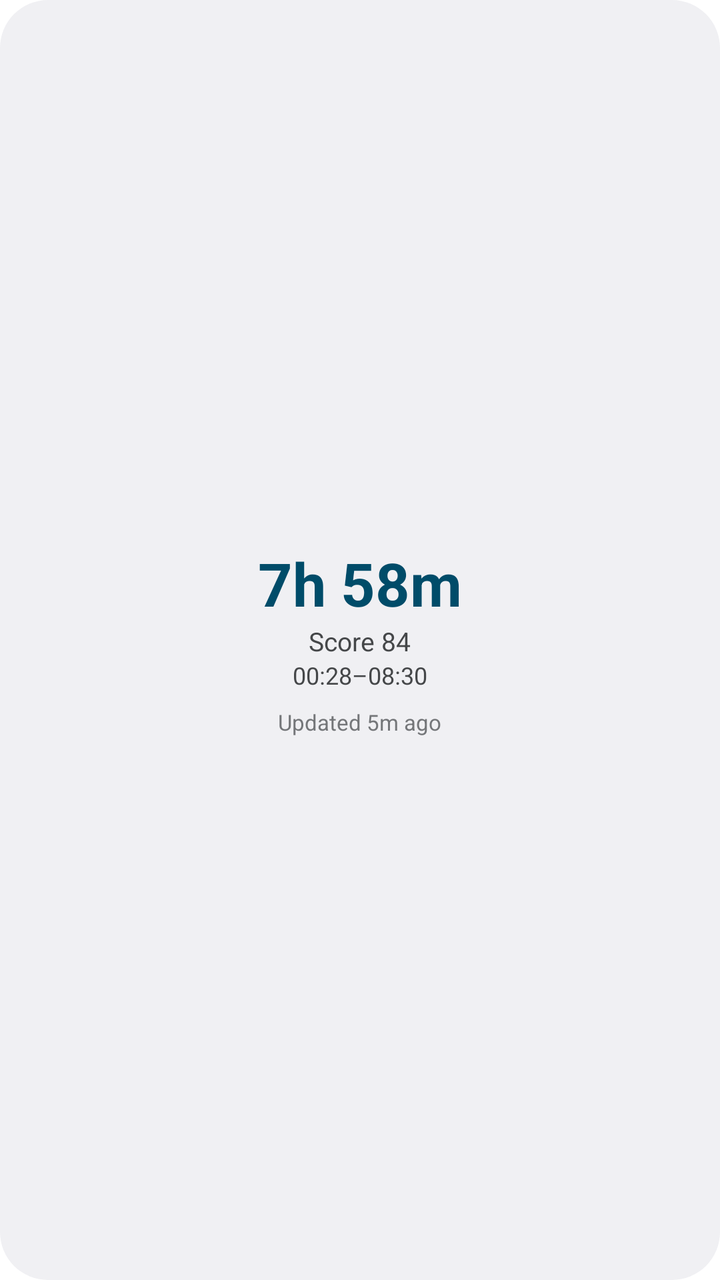
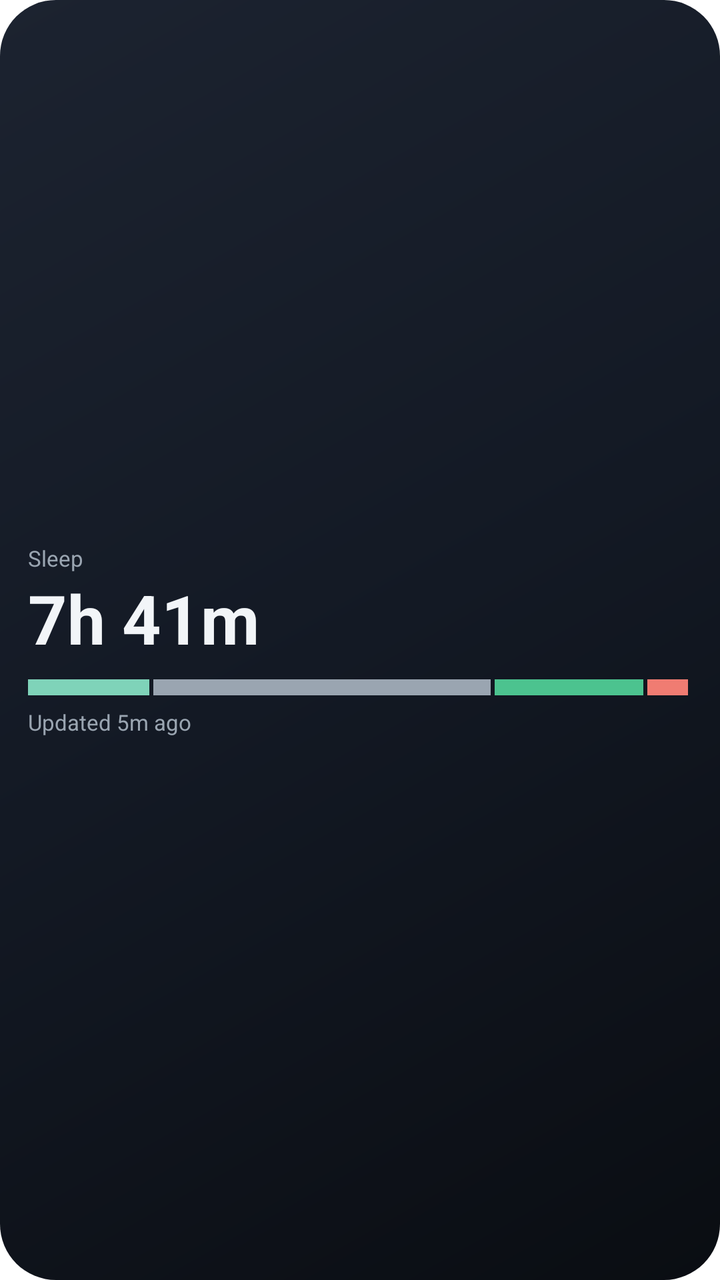

Compare the two renders of this Android layout. The source of the first and the diff that turns it into the second are given below.
<!-- AndroidManifest.xml: fallback theme Theme.MaterialComponents.DayNight.NoActionBar -->
<!-- res/layout/widget_preview_sleep.xml -->
<?xml version="1.0" encoding="utf-8"?>
<LinearLayout xmlns:android="http://schemas.android.com/apk/res/android"
    android:layout_width="match_parent" android:layout_height="match_parent"
    android:background="@drawable/widget_preview_bg" android:orientation="vertical"
    android:gravity="center" android:padding="16dp">
    <TextView android:layout_width="wrap_content" android:layout_height="wrap_content"
        android:text="7h 58m" android:textColor="@android:color/system_accent1_700" android:textSize="30sp" android:textStyle="bold" android:maxLines="1" />
    <TextView android:layout_width="wrap_content" android:layout_height="wrap_content"
        android:text="Score 84" android:textColor="@android:color/system_neutral1_700" android:textSize="13sp" android:maxLines="1" />
    <TextView android:layout_width="wrap_content" android:layout_height="wrap_content"
        android:text="00:28–08:30" android:textColor="@android:color/system_neutral1_700" android:textSize="12sp" android:maxLines="1" />
    <TextView android:layout_width="wrap_content" android:layout_height="wrap_content"
        android:text="Updated 5m ago" android:textColor="@android:color/system_neutral1_500" android:textSize="11sp" android:layout_marginTop="8dp" android:maxLines="1" />
</LinearLayout>
<!-- resources referenced by this layout -->
<resources>
  <!-- drawable widget_preview_bg (drawable) -->
  <?xml version="1.0" encoding="utf-8"?>
  <shape xmlns:android="http://schemas.android.com/apk/res/android" android:shape="rectangle">
      <solid android:color="@android:color/system_neutral1_50" />
      <corners android:radius="24dp" />
  </shape>
</resources>

<!-- the commit's change to res/layout/widget_preview_sleep.xml (unified diff, before → after) -->
@@ -1,14 +1,4 @@
 <?xml version="1.0" encoding="utf-8"?>
-<LinearLayout xmlns:android="http://schemas.android.com/apk/res/android"
-    android:layout_width="match_parent" android:layout_height="match_parent"
-    android:background="@drawable/widget_preview_bg" android:orientation="vertical"
-    android:gravity="center" android:padding="16dp">
-    <TextView android:layout_width="wrap_content" android:layout_height="wrap_content"
-        android:text="7h 58m" android:textColor="@android:color/system_accent1_700" android:textSize="30sp" android:textStyle="bold" android:maxLines="1" />
-    <TextView android:layout_width="wrap_content" android:layout_height="wrap_content"
-        android:text="Score 84" android:textColor="@android:color/system_neutral1_700" android:textSize="13sp" android:maxLines="1" />
-    <TextView android:layout_width="wrap_content" android:layout_height="wrap_content"
-        android:text="00:28–08:30" android:textColor="@android:color/system_neutral1_700" android:textSize="12sp" android:maxLines="1" />
-    <TextView android:layout_width="wrap_content" android:layout_height="wrap_content"
-        android:text="Updated 5m ago" android:textColor="@android:color/system_neutral1_500" android:textSize="11sp" android:layout_marginTop="8dp" android:maxLines="1" />
+<LinearLayout xmlns:android="http://schemas.android.com/apk/res/android" android:layout_width="match_parent" android:layout_height="match_parent" android:background="@drawable/widget_bg_midnight" android:orientation="vertical" android:gravity="center_vertical" android:padding="14dp">
+<TextView android:layout_width="wrap_content" android:layout_height="wrap_content" android:text="Sleep" android:textColor="@color/wdg_midnight_soft" android:textSize="11sp" android:textStyle="normal" android:maxLines="1" /><TextView android:layout_width="wrap_content" android:layout_height="wrap_content" android:text="7h 41m" android:textColor="@color/wdg_midnight_text" android:textSize="34sp" android:textStyle="bold" android:maxLines="1" /><LinearLayout android:layout_width="match_parent" android:layout_height="8dp" android:orientation="horizontal" android:layout_marginTop="8dp"><View android:layout_width="0dp" android:layout_height="match_parent" android:layout_weight="18" android:layout_marginEnd="2dp" android:background="@color/wdg_midnight_accent" /><View android:layout_width="0dp" android:layout_height="match_parent" android:layout_weight="50" android:layout_marginEnd="2dp" android:background="@color/wdg_midnight_soft" /><View android:layout_width="0dp" android:layout_height="match_parent" android:layout_weight="22" android:layout_marginEnd="2dp" android:background="@color/wdg_midnight_good" /><View android:layout_width="0dp" android:layout_height="match_parent" android:layout_weight="6" android:layout_marginEnd="2dp" android:background="@color/wdg_midnight_bad" /></LinearLayout><TextView android:layout_width="wrap_content" android:layout_height="wrap_content" android:text="Updated 5m ago" android:textColor="@color/wdg_midnight_soft" android:textSize="11sp" android:textStyle="normal" android:maxLines="1" android:layout_marginTop="6dp"/>
 </LinearLayout>
<!-- resource entries referenced after the edit -->
@@ -1,10 +1,19 @@
 <!-- resources referenced by this layout -->
 <resources>
-  <!-- drawable widget_preview_bg (drawable) -->
+  <color name="wdg_midnight_accent">#FF7FD3B9</color>
+  <color name="wdg_midnight_bad">#FFF07C72</color>
+  <color name="wdg_midnight_good">#FF4CC38F</color>
+  <color name="wdg_midnight_soft">#FF9AA5B1</color>
+  <color name="wdg_midnight_text">#FFF2F5F8</color>
+  <!-- drawable widget_bg_midnight (drawable) -->
   <?xml version="1.0" encoding="utf-8"?>
   <shape xmlns:android="http://schemas.android.com/apk/res/android" android:shape="rectangle">
-      <solid android:color="@android:color/system_neutral1_50" />
-      <corners android:radius="24dp" />
+      <gradient android:angle="315" android:startColor="@color/wdg_midnight_start" android:centerColor="@color/wdg_midnight_center" android:endColor="@color/wdg_midnight_end" />
+      <corners android:radius="@dimen/widget_radius" />
   </shape>
+  <color name="wdg_midnight_start">#FF1C2330</color>
+  <color name="wdg_midnight_center">#FF131924</color>
+  <color name="wdg_midnight_end">#FF0A0D12</color>
+  <dimen name="widget_radius">28dp</dimen>
 </resources>
 
